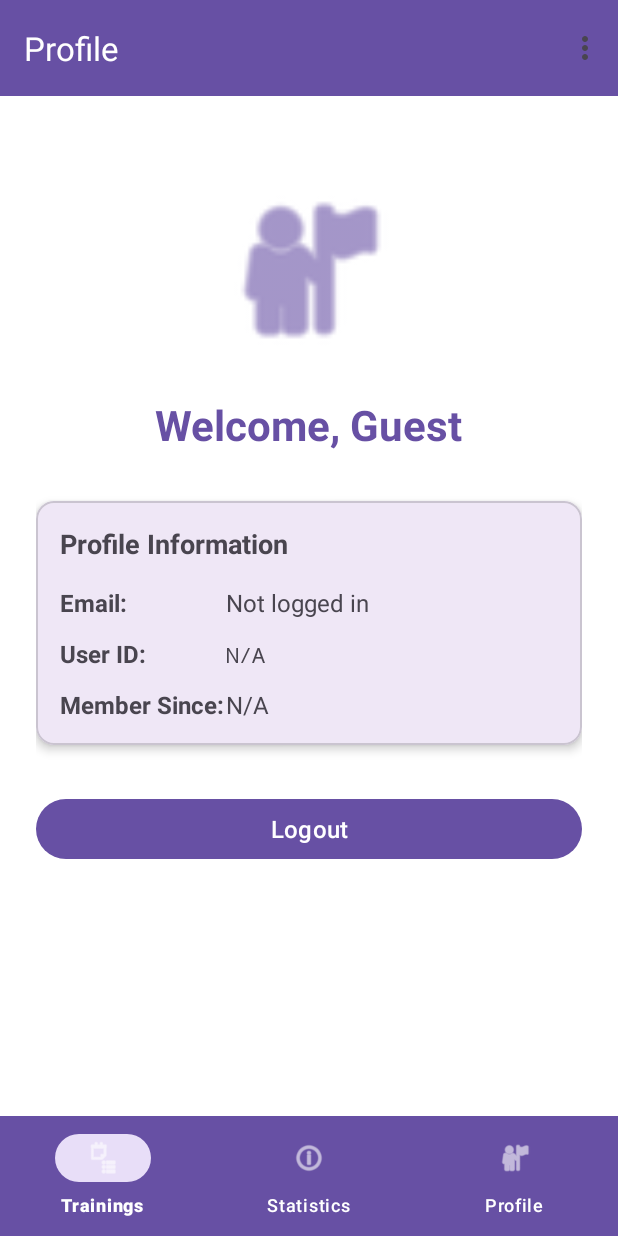
After one commit to turbannn/TrainingTracker, an Android app: the UserProfileFragment screen opened through its navigation route, on a phone screen of 412 x 824 dp. The commit adds this screen. Run offline under Robolectric (Android 15) with nearby library versions, the phone set to English and light mode, and no system bars; our stand-ins replace Firebase (no records; nobody signed in at launch, a user with empty details on screens opened directly), navigation-ui.

Commit message:
NavigationBar and user profile created.

```diff
--- a/app/src/main/java/com/example/trainingtracker/MainActivity.kt
+++ b/app/src/main/java/com/example/trainingtracker/MainActivity.kt
@@ -1,6 +1,7 @@
 package com.example.trainingtracker
 
 import android.os.Bundle
+import android.view.View
 import androidx.appcompat.app.AppCompatActivity
 import androidx.navigation.findNavController
 import androidx.navigation.ui.AppBarConfiguration
@@ -9,11 +10,13 @@ import androidx.navigation.ui.setupActionBarWithNavController
 import android.view.Menu
 import android.view.MenuItem
 import com.example.trainingtracker.databinding.ActivityMainBinding
+import com.google.android.material.bottomnavigation.BottomNavigationView
 
 class MainActivity : AppCompatActivity() {
 
     private lateinit var appBarConfiguration: AppBarConfiguration
     private lateinit var binding: ActivityMainBinding
+    private lateinit var bottomNavigationView: BottomNavigationView
 
     override fun onCreate(savedInstanceState: Bundle?) {
         super.onCreate(savedInstanceState)
@@ -27,8 +30,56 @@ class MainActivity : AppCompatActivity() {
         UserSession.init(applicationContext)
 
         val navController = findNavController(R.id.nav_host_fragment_content_main)
-        appBarConfiguration = AppBarConfiguration(navController.graph)
+
+        // Define top-level destinations (fragments where back button is hidden)
+        appBarConfiguration = AppBarConfiguration(
+            setOf(
+                R.id.WelcomeFragment,
+                R.id.TrainingsListFragment,
+                R.id.StatisticsFragment,
+                R.id.UserProfileFragment
+            )
+        )
+
         setupActionBarWithNavController(navController, appBarConfiguration)
+
+        // Setup Bottom Navigation
+        bottomNavigationView = findViewById(R.id.bottom_navigation)
+
+        // Handle Bottom Navigation item clicks
+        bottomNavigationView.setOnItemSelectedListener { item ->
+            when (item.itemId) {
+                R.id.navigation_trainings -> {
+                    navController.navigate(R.id.TrainingsListFragment)
+                    true
+                }
+                R.id.navigation_statistics -> {
+                    navController.navigate(R.id.StatisticsFragment)
+                    true
+                }
+                R.id.navigation_profile -> {
+                    navController.navigate(R.id.UserProfileFragment)
+                    true
+                }
+                else -> false
+            }
+        }
+
+        // Hide/show bottom navigation based on current destination
+        navController.addOnDestinationChangedListener { _, destination, _ ->
+            when (destination.id) {
+                R.id.WelcomeFragment,
+                R.id.SignInFragment,
+                R.id.SignUpFragment -> {
+                    // Hide bottom navigation on auth screens
+                    bottomNavigationView.visibility = View.GONE
+                }
+                else -> {
+                    // Show bottom navigation on main app screens
+                    bottomNavigationView.visibility = View.VISIBLE
+                }
+            }
+        }
     }
 
     override fun onCreateOptionsMenu(menu: Menu): Boolean {
--- a/app/src/main/java/com/example/trainingtracker/SignInFragment.kt
+++ b/app/src/main/java/com/example/trainingtracker/SignInFragment.kt
@@ -105,9 +105,8 @@ class SignInFragment : Fragment() {
                                         Toast.LENGTH_SHORT
                                     ).show()
 
-                                    // TODO: Navigate to main app screen
-                                    // For now, just show success message
-                                    // findNavController().navigate(R.id.action_SignInFragment_to_MainFragment)
+                                    // Navigate to main app screen (Trainings List)
+                                    findNavController().navigate(R.id.action_SignInFragment_to_TrainingsListFragment)
 
                                 } else {
                                     Toast.makeText(
--- a/app/src/main/java/com/example/trainingtracker/SignUpFragment.kt
+++ b/app/src/main/java/com/example/trainingtracker/SignUpFragment.kt
@@ -121,8 +121,8 @@ class SignUpFragment : Fragment() {
                                     Toast.LENGTH_SHORT
                                 ).show()
 
-                                // Navigate to sign in or main screen
-                                findNavController().navigate(R.id.action_SignUpFragment_to_SignInFragment)
+                                // Navigate to main app screen (Trainings List)
+                                findNavController().navigate(R.id.action_SignUpFragment_to_TrainingsListFragment)
                             }
                             .addOnFailureListener { e ->
                                 Toast.makeText(
--- /dev/null
+++ b/app/src/main/java/com/example/trainingtracker/UserProfileFragment.kt
@@ -0,0 +1,82 @@
+package com.example.trainingtracker
+
+import android.os.Bundle
+import androidx.fragment.app.Fragment
+import android.view.LayoutInflater
+import android.view.View
+import android.view.ViewGroup
+import androidx.navigation.fragment.findNavController
+import com.example.trainingtracker.databinding.FragmentUserProfileBinding
+import java.text.SimpleDateFormat
+import java.util.Locale
+
+/**
+ * User Profile Fragment - displays user information
+ */
+class UserProfileFragment : Fragment() {
+
+    private var _binding: FragmentUserProfileBinding? = null
+    private val binding get() = _binding!!
+
+    override fun onCreateView(
+        inflater: LayoutInflater, container: ViewGroup?,
+        savedInstanceState: Bundle?
+    ): View {
+        _binding = FragmentUserProfileBinding.inflate(inflater, container, false)
+        return binding.root
+    }
+
+    override fun onViewCreated(view: View, savedInstanceState: Bundle?) {
+        super.onViewCreated(view, savedInstanceState)
+
+        // Load user data from UserSession
+        loadUserData()
+
+        // Logout button
+        binding.buttonLogout.setOnClickListener {
+            logout()
+        }
+    }
+
+    private fun loadUserData() {
+        val user = UserSession.getUser()
+
+        if (user != null) {
+            // Extract username from email (part before @)
+            val username = user.email.substringBefore("@")
+
+            // Set welcome text
+            binding.textviewWelcome.text = "Welcome, $username"
+
+            // Set email
+            binding.textviewEmail.text = user.email
+
+            // Set user ID
+            binding.textviewUserId.text = user.id
+
+            // Format and set created date
+            val dateFormat = SimpleDateFormat("dd/MM/yyyy", Locale.getDefault())
+            val createdDate = dateFormat.format(user.createdAt.toDate())
+            binding.textviewCreatedAt.text = createdDate
+        } else {
+            // If no user data, redirect to sign in
+            binding.textviewWelcome.text = "Welcome, Guest"
+            binding.textviewEmail.text = "Not logged in"
+            binding.textviewUserId.text = "N/A"
+            binding.textviewCreatedAt.text = "N/A"
+        }
+    }
+
+    private fun logout() {
+        // Clear user session
+        UserSession.clearSession()
+
+        // Navigate back to welcome screen
+        findNavController().navigate(R.id.action_UserProfileFragment_to_WelcomeFragment)
+    }
+
+    override fun onDestroyView() {
+        super.onDestroyView()
+        _binding = null
+    }
+}
--- a/app/src/main/res/layout/content_main.xml
+++ b/app/src/main/res/layout/content_main.xml
@@ -11,9 +11,22 @@
         android:layout_width="0dp"
         android:layout_height="0dp"
         app:defaultNavHost="true"
-        app:layout_constraintBottom_toBottomOf="parent"
+        app:layout_constraintBottom_toTopOf="@id/bottom_navigation"
         app:layout_constraintEnd_toEndOf="parent"
         app:layout_constraintStart_toStartOf="parent"
         app:layout_constraintTop_toTopOf="parent"
         app:navGraph="@navigation/nav_graph" />
+
+    <com.google.android.material.bottomnavigation.BottomNavigationView
+        android:id="@+id/bottom_navigation"
+        android:layout_width="0dp"
+        android:layout_height="wrap_content"
+        android:background="?attr/colorPrimary"
+        app:itemIconTint="@android:color/white"
+        app:itemTextColor="@android:color/white"
+        app:layout_constraintBottom_toBottomOf="parent"
+        app:layout_constraintEnd_toEndOf="parent"
+        app:layout_constraintStart_toStartOf="parent"
+        app:menu="@menu/bottom_navigation_menu" />
+
 </androidx.constraintlayout.widget.ConstraintLayout>
--- /dev/null
+++ b/app/src/main/res/layout/fragment_user_profile.xml
@@ -0,0 +1,158 @@
+<?xml version="1.0" encoding="utf-8"?>
+<androidx.core.widget.NestedScrollView xmlns:android="http://schemas.android.com/apk/res/android"
+    xmlns:app="http://schemas.android.com/apk/res-auto"
+    xmlns:tools="http://schemas.android.com/tools"
+    android:layout_width="match_parent"
+    android:layout_height="match_parent"
+    android:background="@android:color/white"
+    tools:context=".UserProfileFragment">
+
+    <androidx.constraintlayout.widget.ConstraintLayout
+        android:layout_width="match_parent"
+        android:layout_height="wrap_content"
+        android:padding="24dp">
+
+        <!-- Profile Icon -->
+        <ImageView
+            android:id="@+id/imageview_profile_icon"
+            android:layout_width="120dp"
+            android:layout_height="120dp"
+            android:layout_marginTop="32dp"
+            android:contentDescription="@string/user_profile"
+            android:src="@android:drawable/ic_menu_myplaces"
+            android:tint="?attr/colorPrimary"
+            app:layout_constraintEnd_toEndOf="parent"
+            app:layout_constraintStart_toStartOf="parent"
+            app:layout_constraintTop_toTopOf="parent" />
+
+        <!-- Welcome Text -->
+        <TextView
+            android:id="@+id/textview_welcome"
+            android:layout_width="wrap_content"
+            android:layout_height="wrap_content"
+            android:layout_marginTop="24dp"
+            android:text="Welcome, User"
+            android:textSize="28sp"
+            android:textStyle="bold"
+            android:textColor="?attr/colorPrimary"
+            app:layout_constraintEnd_toEndOf="parent"
+            app:layout_constraintStart_toStartOf="parent"
+            app:layout_constraintTop_toBottomOf="@id/imageview_profile_icon" />
+
+        <!-- Profile Card -->
+        <com.google.android.material.card.MaterialCardView
+            android:id="@+id/card_profile_info"
+            android:layout_width="0dp"
+            android:layout_height="wrap_content"
+            android:layout_marginTop="32dp"
+            app:cardCornerRadius="12dp"
+            app:cardElevation="4dp"
+            app:layout_constraintEnd_toEndOf="parent"
+            app:layout_constraintStart_toStartOf="parent"
+            app:layout_constraintTop_toBottomOf="@id/textview_welcome">
+
+            <LinearLayout
+                android:layout_width="match_parent"
+                android:layout_height="wrap_content"
+                android:orientation="vertical"
+                android:padding="16dp">
+
+                <TextView
+                    android:layout_width="wrap_content"
+                    android:layout_height="wrap_content"
+                    android:text="Profile Information"
+                    android:textSize="18sp"
+                    android:textStyle="bold"
+                    android:layout_marginBottom="16dp" />
+
+                <!-- Email -->
+                <LinearLayout
+                    android:layout_width="match_parent"
+                    android:layout_height="wrap_content"
+                    android:orientation="horizontal"
+                    android:layout_marginBottom="12dp">
+
+                    <TextView
+                        android:layout_width="0dp"
+                        android:layout_height="wrap_content"
+                        android:layout_weight="1"
+                        android:text="Email:"
+                        android:textStyle="bold"
+                        android:textSize="16sp" />
+
+                    <TextView
+                        android:id="@+id/textview_email"
+                        android:layout_width="0dp"
+                        android:layout_height="wrap_content"
+                        android:layout_weight="2"
+                        android:text="user@example.com"
+                        android:textSize="16sp" />
+                </LinearLayout>
+
+                <!-- User ID -->
+                <LinearLayout
+                    android:layout_width="match_parent"
+                    android:layout_height="wrap_content"
+                    android:orientation="horizontal"
+                    android:layout_marginBottom="12dp">
+
+                    <TextView
+                        android:layout_width="0dp"
+                        android:layout_height="wrap_content"
+                        android:layout_weight="1"
+                        android:text="User ID:"
+                        android:textStyle="bold"
+                        android:textSize="16sp" />
+
+                    <TextView
+                        android:id="@+id/textview_user_id"
+                        android:layout_width="0dp"
+                        android:layout_height="wrap_content"
+                        android:layout_weight="2"
+                        android:text="123456"
+                        android:textSize="14sp"
+                        android:fontFamily="monospace" />
+                </LinearLayout>
+
+                <!-- Member Since -->
+                <LinearLayout
+                    android:layout_width="match_parent"
+                    android:layout_height="wrap_content"
+                    android:orientation="horizontal">
+
+                    <TextView
+                        android:layout_width="0dp"
+                        android:layout_height="wrap_content"
+                        android:layout_weight="1"
+                        android:text="Member Since:"
+                        android:textStyle="bold"
+                        android:textSize="16sp" />
+
+                    <TextView
+                        android:id="@+id/textview_created_at"
+                        android:layout_width="0dp"
+                        android:layout_height="wrap_content"
+                        android:layout_weight="2"
+                        android:text="01/01/2024"
+                        android:textSize="16sp" />
+                </LinearLayout>
+
+            </LinearLayout>
+
+        </com.google.android.material.card.MaterialCardView>
+
+        <!-- Logout Button -->
+        <Button
+            android:id="@+id/button_logout"
+            android:layout_width="0dp"
+            android:layout_height="wrap_content"
+            android:layout_marginTop="32dp"
+            android:text="Logout"
+            android:textSize="16sp"
+            app:layout_constraintEnd_toEndOf="parent"
+            app:layout_constraintStart_toStartOf="parent"
+            app:layout_constraintTop_toBottomOf="@id/card_profile_info" />
+
+    </androidx.constraintlayout.widget.ConstraintLayout>
+
+</androidx.core.widget.NestedScrollView>
--- /dev/null
+++ b/app/src/main/res/menu/bottom_navigation_menu.xml
@@ -0,0 +1,17 @@
+<?xml version="1.0" encoding="utf-8"?>
+<menu xmlns:android="http://schemas.android.com/apk/res/android">
+    <item
+        android:id="@+id/navigation_trainings"
+        android:icon="@android:drawable/ic_menu_agenda"
+        android:title="Trainings" />
+
+    <item
+        android:id="@+id/navigation_statistics"
+        android:icon="@android:drawable/ic_menu_info_details"
+        android:title="Statistics" />
+
+    <item
+        android:id="@+id/navigation_profile"
+        android:icon="@android:drawable/ic_menu_myplaces"
+        android:title="Profile" />
+</menu>
--- a/app/src/main/res/navigation/nav_graph.xml
+++ b/app/src/main/res/navigation/nav_graph.xml
@@ -28,6 +28,11 @@
         <action
             android:id="@+id/action_SignInFragment_to_SignUpFragment"
             app:destination="@id/SignUpFragment" />
+        <action
+            android:id="@+id/action_SignInFragment_to_TrainingsListFragment"
+            app:destination="@id/TrainingsListFragment"
+            app:popUpTo="@id/WelcomeFragment"
+            app:popUpToInclusive="true" />
     </fragment>
 
     <fragment
@@ -39,5 +44,37 @@
         <action
             android:id="@+id/action_SignUpFragment_to_SignInFragment"
             app:destination="@id/SignInFragment" />
+        <action
+            android:id="@+id/action_SignUpFragment_to_TrainingsListFragment"
+            app:destination="@id/TrainingsListFragment"
+            app:popUpTo="@id/WelcomeFragment"
+            app:popUpToInclusive="true" />
     </fragment>
+
+    <!-- Main app fragments with bottom navigation -->
+    <fragment
+        android:id="@+id/TrainingsListFragment"
+        android:name="com.example.trainingtracker.TrainingsListFragment"
+        android:label="Trainings"
+        tools:layout="@layout/fragment_trainings_list" />
+
+    <fragment
+        android:id="@+id/StatisticsFragment"
+        android:name="com.example.trainingtracker.StatisticsFragment"
+        android:label="Statistics"
+        tools:layout="@layout/fragment_statistics" />
+
+    <fragment
+        android:id="@+id/UserProfileFragment"
+        android:name="com.example.trainingtracker.UserProfileFragment"
+        android:label="Profile"
+        tools:layout="@layout/fragment_user_profile">
+
+        <action
+            android:id="@+id/action_UserProfileFragment_to_WelcomeFragment"
+            app:destination="@id/WelcomeFragment"
+            app:popUpTo="@id/WelcomeFragment"
+            app:popUpToInclusive="true" />
+    </fragment>
+
 </navigation>
--- a/app/src/main/res/values/strings.xml
+++ b/app/src/main/res/values/strings.xml
@@ -10,4 +10,8 @@
     <string name="repeat_password">Repeat Password</string>
     <string name="dont_have_account">or Don\'t have an account?</string>
     <string name="already_have_account">or Already have an account?</string>
+
+    <!-- Profile strings -->
+    <string name="user_profile">User Profile</string>
+    <string name="logout">Logout</string>
 </resources>
```
Also changed, not shown: app/src/main/java/com/example/trainingtracker/Exercise.kt (added, +46 -0 lines), app/src/main/java/com/example/trainingtracker/StatisticsFragment.kt (added, +30 -0 lines), app/src/main/java/com/example/trainingtracker/Training.kt (added, +85 -0 lines), app/src/main/java/com/example/trainingtracker/TrainingsListFragment.kt (added, +30 -0 lines), app/src/main/res/layout/fragment_statistics.xml (added, +47 -0 lines), app/src/main/res/layout/fragment_trainings_list.xml (added, +47 -0 lines), 1 other file.
